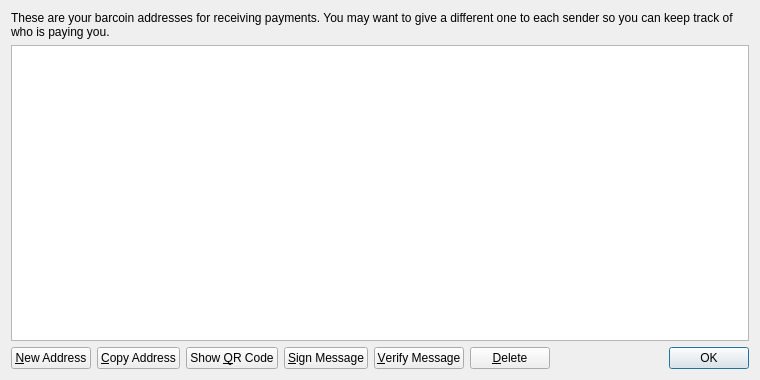
First picture: the form in src/qt/forms/addressbookpage.ui, repository UNicIT/pesacoin, before the edit.
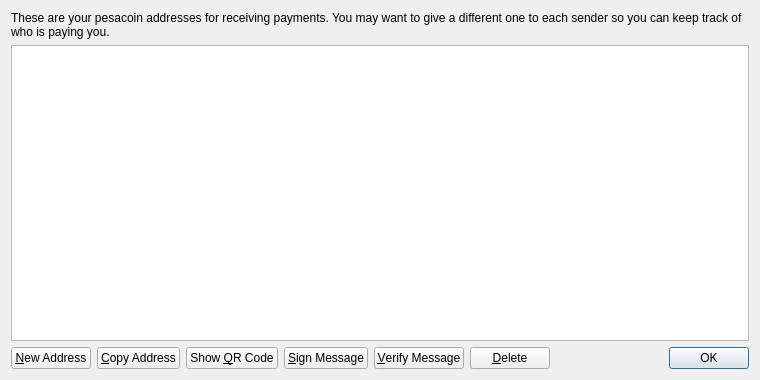
Second picture: the form after the edit. Icons and pictures are not drawn.

```diff
--- a/src/qt/forms/addressbookpage.ui
+++ b/src/qt/forms/addressbookpage.ui
@@ -17,7 +17,7 @@
    <item>
     <widget class="QLabel" name="labelExplanation">
      <property name="text">
-      <string>These are your barcoin addresses for receiving payments. You may want to give a different one to each sender so you can keep track of who is paying you.</string>
+      <string>These are your pesacoin addresses for receiving payments. You may want to give a different one to each sender so you can keep track of who is paying you.</string>
      </property>
      <property name="textFormat">
       <enum>Qt::PlainText</enum>
```
